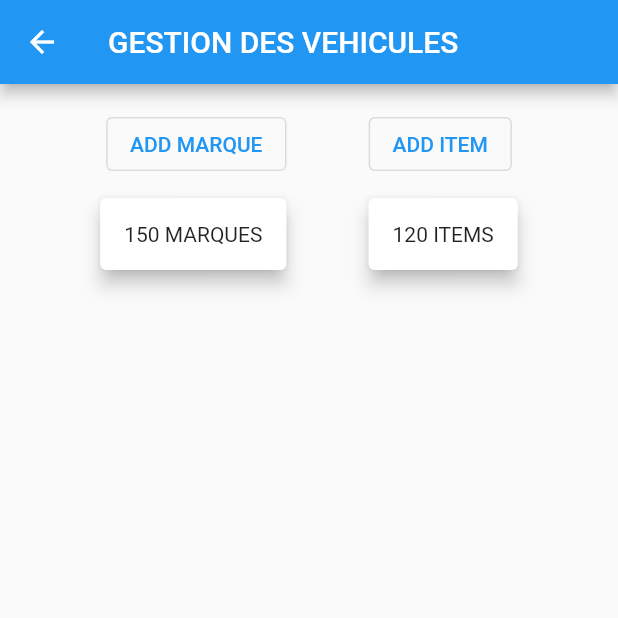
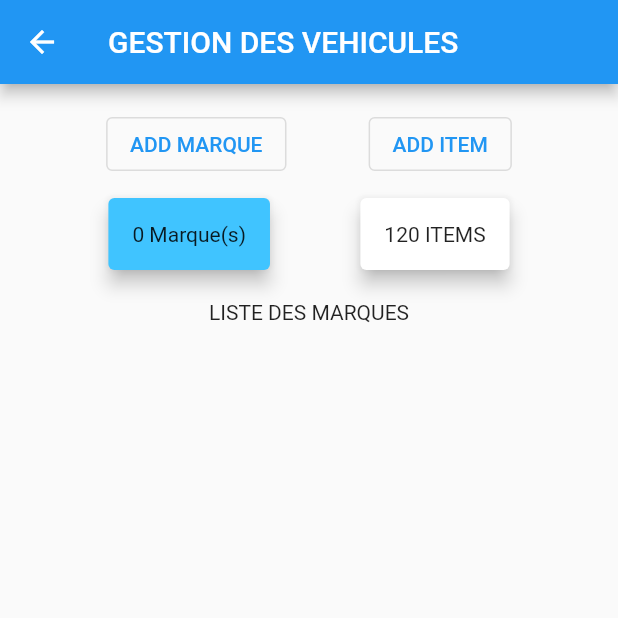
Before and after one commit to Domiynsbelhanda/toksmo_auto_dashbaord, a Flutter app: the screen it shows once a user with an empty profile is signed in, in the side drawer, after a tap on "VEHICULE", on a phone screen of 412 x 824 dp, the top half of it. Run offline on Flutter 3.47's test engine with Material 2 defaults, Android fonts, the light colour scheme and no system bars; our stand-ins replace cloud_firestore, firebase_auth, firebase_core, firebase_storage, image_picker; missing offline and left inert: flutterfire_ui; accounts and stored records are empty.

Commit message:
feat: create table marque and item

```diff
--- a/lib/packages/home/dashboard.dart
+++ b/lib/packages/home/dashboard.dart
@@ -30,7 +30,9 @@ class _Dashboard extends State<Dashboard>{
               onTap: () {
                 Navigator.push(
                   context,
-                  MaterialPageRoute(builder: (context) => vehiculeIndex()),
+                  MaterialPageRoute(builder: (context) => vehiculeIndex(
+                    'vehicule'
+                  )),
                 );
               },
             ),
--- a/lib/packages/vehicule/index.dart
+++ b/lib/packages/vehicule/index.dart
@@ -1,7 +1,13 @@
+import 'package:cloud_firestore/cloud_firestore.dart';
 import 'package:flutter/material.dart';
 import 'package:toksmo_auto_dashbaord/packages/marque/marque.dart';
+import 'package:toksmo_auto_dashbaord/widget/itemTable.dart';
+import 'package:toksmo_auto_dashbaord/widget/marqueTable.dart';
 
 class vehiculeIndex extends StatefulWidget{
+  String type;
+  vehiculeIndex(this.type);
+
   @override
   State<StatefulWidget> createState() {
     // TODO: implement createState
@@ -11,13 +17,25 @@ class vehiculeIndex extends StatefulWidget{
 
 class _vehiculeIndex extends State<vehiculeIndex>{
 
+  String? title;
+  String datas = 'marque';
+
+  @override
+  void initState() {
+    widget.type == 'vehicule' ?
+        title = 'GESTION DES VEHICULES' :
+        title = '';
+  }
+
   @override
   Widget build(BuildContext context) {
+    final Stream<QuerySnapshot> _marqueStream = FirebaseFirestore.instance
+        .collection('donnees').doc('${widget.type}').collection('marque').snapshots();
     // TODO: implement build
     return Scaffold(
       appBar: AppBar(
         title: Text(
-          'GESTION DES VEHICULES'
+          '$title'
         ),
       ),
       body: SingleChildScrollView(
@@ -53,23 +71,51 @@ class _vehiculeIndex extends State<vehiculeIndex>{
                   mainAxisSize: MainAxisSize.max,
                   mainAxisAlignment: MainAxisAlignment.spaceEvenly,
                   children: [
-                    Container(
+                    GestureDetector(
+                      onTap: (){
+                        setState(() {
+                          datas = 'marque';
+                        });
+                      },
+                      child: Container(
                         child: Card(
                           elevation: 5.0,
+                          color: datas == 'marque' ? Colors.lightBlueAccent : Colors.white,
                           child: Padding(
                             padding: const EdgeInsets.all(16.0),
                             child: Center(
-                            child: Text(
-                              '150 MARQUES'
+                              child: StreamBuilder<QuerySnapshot>(
+                                stream: _marqueStream,
+                                builder: (BuildContext context, AsyncSnapshot<QuerySnapshot> snapshot) {
+                                  if (snapshot.hasError) {
+                                    return Text('Error');
+                                  }
+
+                                  if (snapshot.connectionState == ConnectionState.waiting) {
+                                    return Text("Loading");
+                                  }
+
+                                  return Text(
+                                      '${snapshot.data!.docs.length.toString()} Marque(s)'
+                                  );
+                                },
+                              ),
                             ),
                           ),
                         ),
                       ),
                     ),
 
-                    Container(
+                    GestureDetector(
+                      onTap: (){
+                        setState(() {
+                          datas = 'item';
+                        });
+                      },
+                      child: Container(
                         child: Card(
                           elevation: 5.0,
+                          color: datas == 'item' ? Colors.lightBlueAccent : Colors.white,
                           child: Padding(
                             padding: const EdgeInsets.all(16.0),
                             child: Center(
@@ -80,8 +126,15 @@ class _vehiculeIndex extends State<vehiculeIndex>{
                           ),
                         ),
                       ),
+                    ),
                   ],
-                )
+                ),
+
+                SizedBox(height: 16.0,),
+
+                datas == 'marque' ?
+                    marqueTable(context, widget.type) :
+                    itemTable(context, widget.type),
               ],
             ),
           ),
--- /dev/null
+++ b/lib/widget/itemTable.dart
@@ -0,0 +1,13 @@
+import 'package:flutter/material.dart';
+
+Widget itemTable (BuildContext context, String type){
+  return Container(
+    child: Column(
+      children: [
+        Text('LISTE DES ITEMS'),
+
+        SizedBox(height: 8.0,)
+      ],
+    ),
+  );
+}
--- /dev/null
+++ b/lib/widget/marqueTable.dart
@@ -0,0 +1,13 @@
+import 'package:flutter/material.dart';
+
+Widget marqueTable (BuildContext context, String type){
+  return Container(
+    child: Column(
+      children: [
+        Text('LISTE DES MARQUES'),
+
+        SizedBox(height: 8.0,)
+      ],
+    ),
+  );
+}
```
Lines whose indentation alone changed are shown as unchanged.
